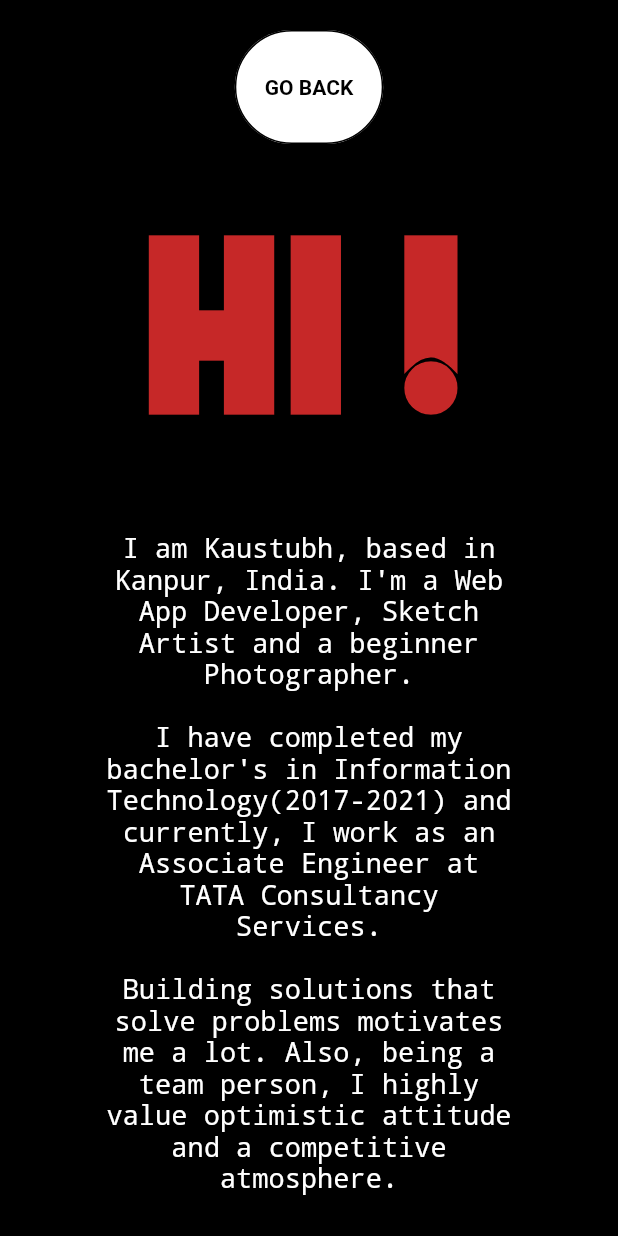
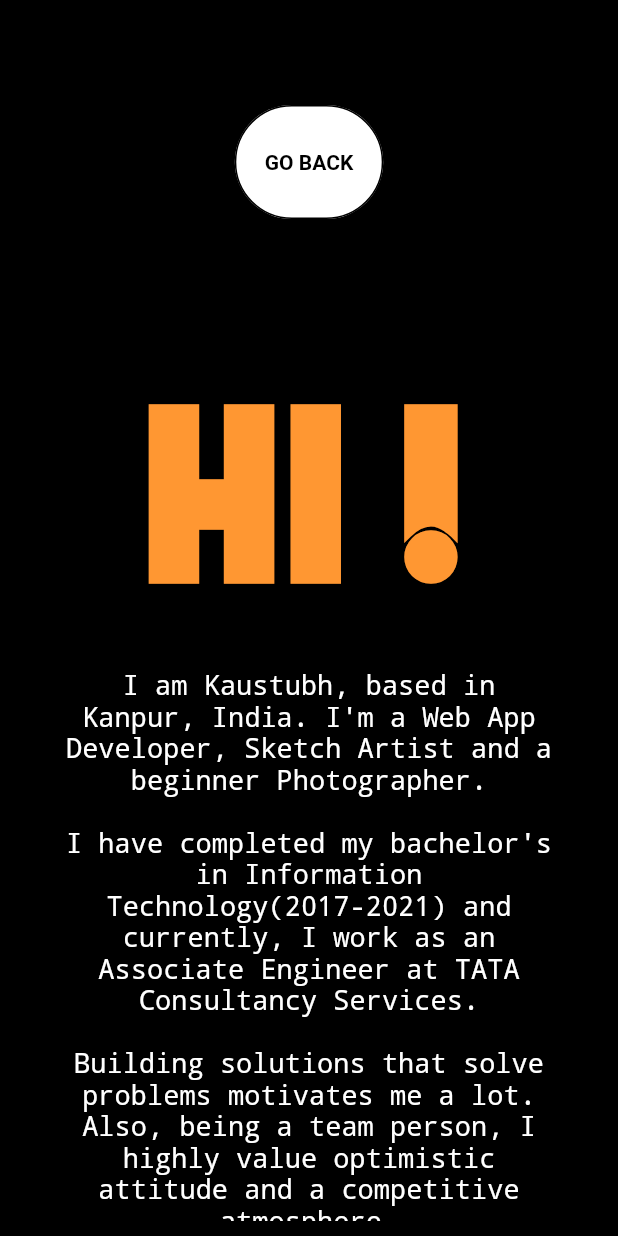
Before and after one commit to DXTkastb/portfolio, a Flutter app: the AboutMe screen opened by its route, on a phone screen of 412 x 824 dp. Run offline on Flutter 3.47's test engine with Material 2 defaults, Android fonts, the phone set to English and light mode, and no system bars; our stand-ins replace email_validator, youtube_player_iframe; missing offline and left inert: universal_html.

Commit message:
about-context-stack complete

```diff
--- a/lib/aboutme/about_me.dart
+++ b/lib/aboutme/about_me.dart
@@ -1,8 +1,8 @@
 import 'package:flutter/material.dart';
-import '../buttons/punch_hole.dart';
 import 'package:url_launcher/url_launcher.dart' as hyperlink;
 
 import '../buttons/BarButtons.dart';
+import '../buttons/punch_hole.dart';
 
 class AboutMe extends StatelessWidget {
   Future<void> launchUrl(String link) async {
@@ -13,42 +13,35 @@ class AboutMe extends StatelessWidget {
   @override
   Widget build(BuildContext context) {
     // TODO: implement build
+    return LayoutBuilder(builder: (ctx, cons) {
       return Container(
+        padding:
+            const EdgeInsets.only(top: 70, left: 40, right: 40, bottom: 10),
         color: Colors.black,
         alignment: Alignment.center,
         child: SingleChildScrollView(
-        child: Container(
-          constraints: const BoxConstraints(maxWidth: 600),
+          child: ConstrainedBox(
+            constraints:
+                BoxConstraints(maxWidth: 600, minHeight: cons.maxHeight - 80),
             child: Column(
-            children: [              const SizedBox(
-              height: 20,
+              children: [
+                const BarButtons('GO BACK', Colors.white, 'back'),
+                SizedBox(
+                  height: cons.maxHeight / 10,
                 ),
-              const BarButtons('GO BACK', Colors.white, 'back'),
-              const SizedBox(
-                height: 20,
-              ),
-              Row(
-                mainAxisAlignment: MainAxisAlignment.center,
-                children: [
-                  Text(
+                const Text(
                   "HI !",
                   style: TextStyle(
                       fontFamily: 'disp',
                       fontSize: 160,
-                        color: Colors.red.shade800,
+                      color: Color.fromRGBO(255, 151, 50, 1.0),
                       decoration: TextDecoration.none),
                 ),
-                ],
-              ),
-              Container(
-                padding: const EdgeInsets.only(
-                    left: 70, right: 70, top: 0, bottom: 70),
-                alignment: Alignment.topLeft,
-                child: const Text(
-                  '\n\nI am Kaustubh, based in Kanpur, India. I\'m a Web App Developer, Sketch Artist and a beginner Photographer.\n'
-                  '\n''I have completed my bachelor\'s in Information Technology(2017-2021) and currently, I work as an Associate Engineer at TATA Consultancy Services.\n'
-                  '\nBuilding solutions that solve problems motivates me a lot. Also, being a team person\, I highly value optimistic attitude and a competitive atmosphere.'
-                  ,
+                const Text(
+                  '\nI am Kaustubh, based in Kanpur, India. I\'m a Web App Developer, Sketch Artist and a beginner Photographer.\n'
+                  '\n'
+                  'I have completed my bachelor\'s in Information Technology(2017-2021) and currently, I work as an Associate Engineer at TATA Consultancy Services.\n'
+                  '\nBuilding solutions that solve problems motivates me a lot. Also, being a team person\, I highly value optimistic attitude and a competitive atmosphere.',
                   style: TextStyle(
                     fontSize: 18,
                     color: Colors.white,
@@ -57,14 +50,18 @@ class AboutMe extends StatelessWidget {
                   ),
                   textAlign: TextAlign.center,
                 ),
+                SizedBox(
+                  height: cons.maxHeight / 10,
                 ),
-              PunchHoleButton(false),              const SizedBox(
-                height: 20,
-              ),
+                PunchHoleButton(false),
+                const SizedBox(
+                  height: 30,
+                )
               ],
             ),
           ),
         ),
       );
+    });
   }
 }
--- a/lib/contact/feedbacks/feedbackData.dart
+++ b/lib/contact/feedbacks/feedbackData.dart
@@ -2,7 +2,7 @@ import 'package:http/http.dart' as http;
 
 class FeedbackData {
   static Future<bool> addFeedBack(String mail, String description) async {
-    mail = mail.replaceAll('.com', '');
+    mail = mail.replaceAll('.', '^');
     var url = Uri.https(
         'feedbackapi-6379b-default-rtdb.firebaseio.com', '/feedback.json');
     var response = await http.patch(url, body: '{\"$mail\":\"$description\"}');
--- a/pubspec.yaml
+++ b/pubspec.yaml
@@ -39,6 +39,7 @@ dependencies:
   html: ^0.15.0
   http: ^0.13.4
   email_validator: ^2.0.1
+  youtube_player_iframe: ^2.3.0
 
 dev_dependencies:
   flutter_test:
```
Also changed, not shown: lib/contact/contactScreen.dart (+17 -19 lines), lib/contact/form.dart (+21 -10 lines), lib/main.dart (+10 -11 lines), lib/projects/ProjectsScreen.dart (+16 -40 lines), lib/projects/projectcard.dart (+68 -49 lines), lib/projects/projectpage.dart (added, +82 -0 lines), lib/skills/carRow.dart (+10 -15 lines), pubspec.lock. Lines whose indentation alone changed are shown as unchanged.
